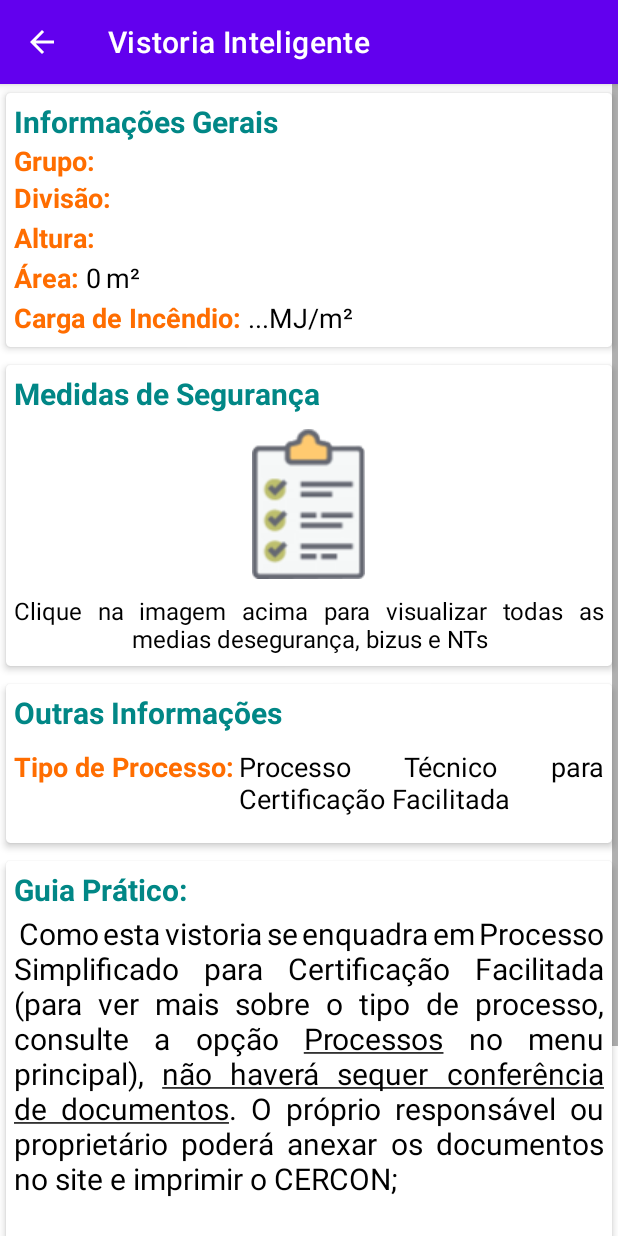
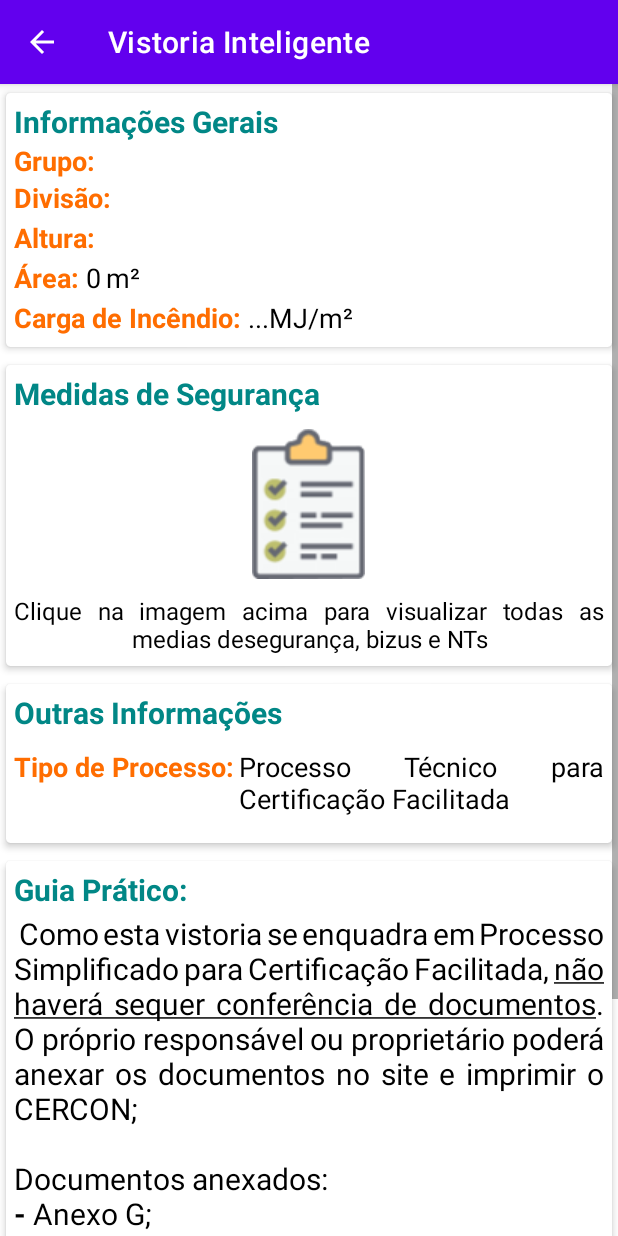
Before and after one commit to edmundobop/Vistoria_Facil, an Android app: the Controle_Resultado screen opened directly, with no data from a screen before it, on a phone screen of 412 x 824 dp. Run offline under Robolectric (Android 15) with nearby library versions, the phone set to English and light mode, and no system bars; 17 statements that could not run were skipped.

Commit message:
alteracoes PSE SECIP 03/11/21

```diff
--- a/app/src/main/java/br/com/stone4/resultados/Controle_Resultado.java
+++ b/app/src/main/java/br/com/stone4/resultados/Controle_Resultado.java
@@ -352,7 +352,7 @@ public class Controle_Resultado extends AppCompatActivity {
                 tvGuiaPratico.setText(R.string.txt_vistProcSimpCertFac);
                 break;
             case 0:
-                tvProcesso.setText("Processo Técnico");
+                tvProcesso.setText("Projeto Técnico");
                 tvGuiaPratico.setText(R.string.txt_vistPaP1500HidTxt);
                 break;
         }
--- a/app/src/main/res/values/strings.xml
+++ b/app/src/main/res/values/strings.xml
@@ -430,27 +430,26 @@ o processo e gerar o número do protocolo.</string>
 
     </string>
     <string name="txt_vistProcSimpCertPrevia">
-    Como esta vistoria se enquadra em Processo Simplificado para Certificação Prévia (para ver mais sobre o tipo de processo, consulte a
-        opção <u>Processos</u> no menu principal), haverá apenas conferência de documentos via site;
+    Como esta vistoria se enquadra em Processo Simplificado para Certificação Prévia, haverá apenas conferência de documentos via site;
     \n\nDocumentos para conferência:
     \n<b>-</b> Anexo G;
     \n<b>-</b> Nota fiscal Extintore(s);
     \n<b>-</b> Foto Extintore(s);
     \n<b>-</b> Foto Fachada;
-    \n<b>-</b> Comprovante da taxa de Inspeção.
-
+    \n<b>-</b> Comprovante da taxa de Inspeção.\n\n
+    <u>Para dúvidas à respeito dos tipos de Processos, acessar a opção "Perguntas Frequentes", no Menu Principal)</u>
     </string>
 
     <string name="txt_vistProcSimpCertFac">
-    Como esta vistoria se enquadra em Processo Simplificado para Certificação Facilitada (para ver mais sobre o tipo de processo, consulte a
-        opção <u>Processos</u> no menu principal), <u>não haverá sequer conferência de documentos</u>. O próprio responsável ou
+    Como esta vistoria se enquadra em Processo Simplificado para Certificação Facilitada, <u>não haverá sequer conferência de documentos</u>. O próprio responsável ou
         proprietário poderá anexar os documentos no site e imprimir o CERCON;
     \n\nDocumentos anexados:
         \n<b>-</b> Anexo G;
         \n<b>-</b> Nota fiscal Extintore(s);
         \n<b>-</b> Foto Extintore(s);
         \n<b>-</b> Foto Fachada;
-        \n<b>-</b> Comprovante da taxa de Inspeção.
+        \n<b>-</b> Comprovante da taxa de Inspeção.\n\n
+        <u>Para dúvidas à respeito dos tipos de Processos, acessar a opção "Perguntas Frequentes", no Menu Principal)</u>
 
     </string>
 
```
